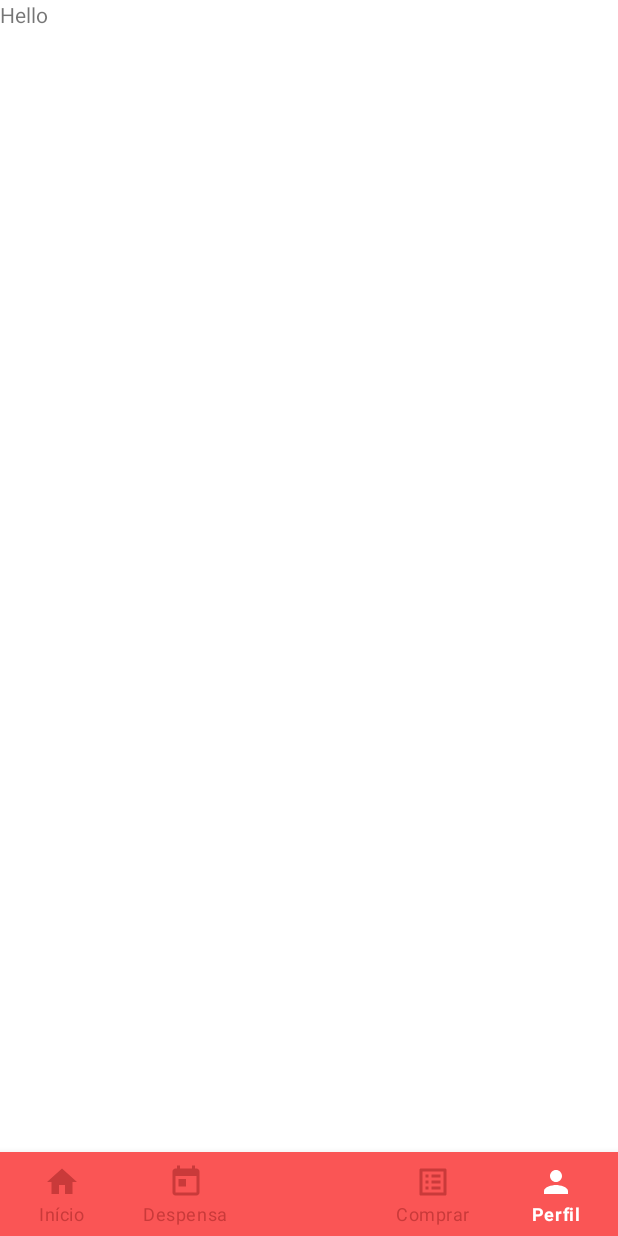
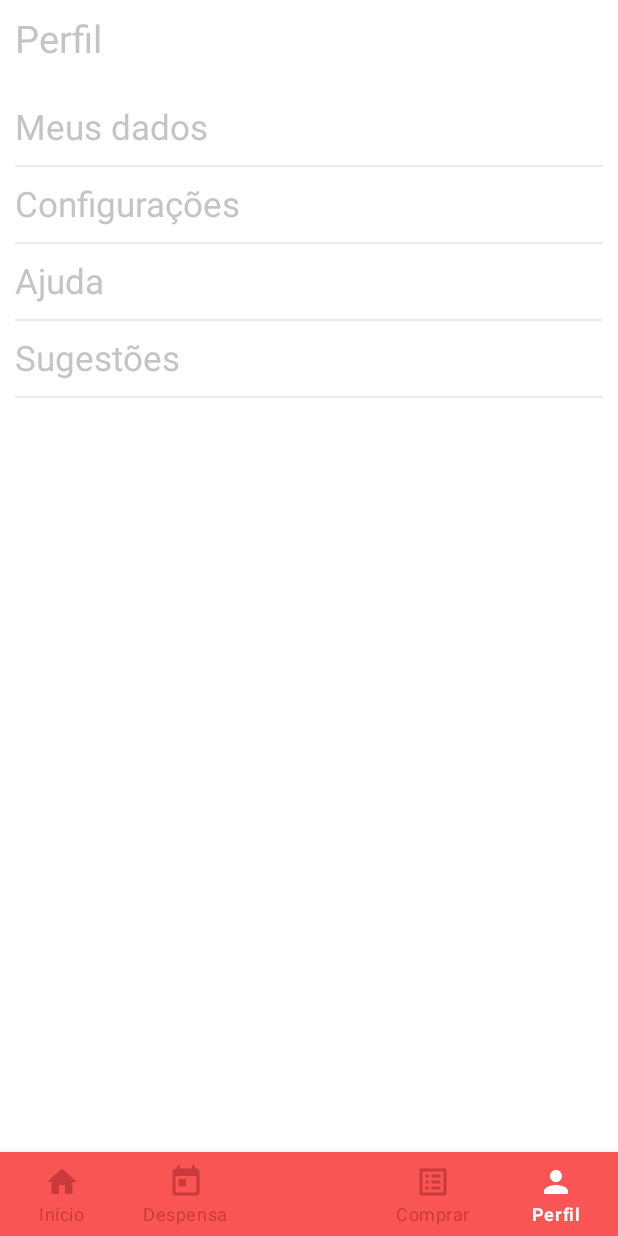
Before and after one commit to emanuelgalvao/Pantry, an Android app: the ProfileFragment screen opened through its navigation route, on a phone screen of 412 x 824 dp. Run offline under Robolectric (Android 15) with nearby library versions, the phone set to English and light mode, and no system bars; our stand-ins replace navigation-ui.

Commit message:
Final construction of layouts

```diff
--- a/app/src/main/res/layout/activity_main.xml
+++ b/app/src/main/res/layout/activity_main.xml
@@ -20,6 +20,8 @@
         app:layout_constraintRight_toRightOf="parent"
         app:menu="@menu/bottom_nav_menu" />
 
+
+
     <fragment
         android:id="@+id/nav_host_fragment_activity_main"
         android:name="androidx.navigation.fragment.NavHostFragment"
--- a/app/src/main/res/layout/fragment_profile.xml
+++ b/app/src/main/res/layout/fragment_profile.xml
@@ -1,13 +1,110 @@
 <?xml version="1.0" encoding="utf-8"?>
-<FrameLayout xmlns:android="http://schemas.android.com/apk/res/android"
+<androidx.constraintlayout.widget.ConstraintLayout xmlns:android="http://schemas.android.com/apk/res/android"
     xmlns:tools="http://schemas.android.com/tools"
     android:layout_width="match_parent"
     android:layout_height="match_parent"
+    xmlns:app="http://schemas.android.com/apk/res-auto"
     tools:context=".ui.fragment.ProfileFragment">
 
     <TextView
-        android:layout_width="match_parent"
-        android:layout_height="match_parent"
-        android:text="Hello" />
+        android:id="@+id/text_hello"
+        android:layout_width="wrap_content"
+        android:layout_height="wrap_content"
+        app:layout_constraintTop_toTopOf="parent"
+        app:layout_constraintLeft_toLeftOf="parent"
+        android:layout_marginStart="10dp"
+        android:layout_marginTop="8dp"
+        android:text="@string/profile"
+        android:textColor="@color/text_gray"
+        android:textSize="25sp"/>
 
-</FrameLayout>
+    <TextView
+        android:id="@+id/text_my_data"
+        android:layout_width="0dp"
+        android:layout_height="wrap_content"
+        app:layout_constraintLeft_toLeftOf="parent"
+        app:layout_constraintRight_toRightOf="parent"
+        app:layout_constraintTop_toBottomOf="@id/text_hello"
+        android:layout_marginTop="16dp"
+        android:paddingHorizontal="10dp"
+        android:paddingVertical="10dp"
+        android:text="@string/my_data"
+        android:textSize="23sp"
+        android:textColor="@color/text_gray" />
+
+    <View
+        android:layout_width="0dp"
+        android:layout_height="1dp"
+        app:layout_constraintLeft_toLeftOf="parent"
+        app:layout_constraintRight_toRightOf="parent"
+        app:layout_constraintTop_toBottomOf="@id/text_my_data"
+        android:layout_marginHorizontal="10dp"
+        android:background="@color/background_gray"/>
+
+    <TextView
+        android:id="@+id/text_configuration"
+        android:layout_width="0dp"
+        android:layout_height="wrap_content"
+        app:layout_constraintLeft_toLeftOf="parent"
+        app:layout_constraintRight_toRightOf="parent"
+        app:layout_constraintTop_toBottomOf="@id/text_my_data"
+        android:paddingHorizontal="10dp"
+        android:paddingVertical="10dp"
+        android:text="@string/configuration"
+        android:textSize="23sp"
+        android:textColor="@color/text_gray" />
+
+    <View
+        android:layout_width="0dp"
+        android:layout_height="1dp"
+        app:layout_constraintLeft_toLeftOf="parent"
+        app:layout_constraintRight_toRightOf="parent"
+        app:layout_constraintTop_toBottomOf="@id/text_configuration"
+        android:layout_marginHorizontal="10dp"
+        android:background="@color/background_gray"/>
+
+    <TextView
+        android:id="@+id/text_help"
+        android:layout_width="0dp"
+        android:layout_height="wrap_content"
+        app:layout_constraintLeft_toLeftOf="parent"
+        app:layout_constraintRight_toRightOf="parent"
+        app:layout_constraintTop_toBottomOf="@id/text_configuration"
+        android:paddingHorizontal="10dp"
+        android:paddingVertical="10dp"
+        android:text="@string/help"
+        android:textSize="23sp"
+        android:textColor="@color/text_gray" />
+
+    <View
+        android:layout_width="0dp"
+        android:layout_height="1dp"
+        app:layout_constraintLeft_toLeftOf="parent"
+        app:layout_constraintRight_toRightOf="parent"
+        app:layout_constraintTop_toBottomOf="@id/text_help"
+        android:layout_marginHorizontal="10dp"
+        android:background="@color/background_gray"/>
+
+    <TextView
+        android:id="@+id/text_sugestion"
+        android:layout_width="0dp"
+        android:layout_height="wrap_content"
+        app:layout_constraintLeft_toLeftOf="parent"
+        app:layout_constraintRight_toRightOf="parent"
+        app:layout_constraintTop_toBottomOf="@id/text_help"
+        android:paddingHorizontal="10dp"
+        android:paddingVertical="10dp"
+        android:text="@string/sugestion"
+        android:textSize="23sp"
+        android:textColor="@color/text_gray" />
+
+    <View
+        android:layout_width="0dp"
+        android:layout_height="1dp"
+        app:layout_constraintLeft_toLeftOf="parent"
+        app:layout_constraintRight_toRightOf="parent"
+        app:layout_constraintTop_toBottomOf="@id/text_sugestion"
+        android:layout_marginHorizontal="10dp"
+        android:background="@color/background_gray" />
+
+</androidx.constraintlayout.widget.ConstraintLayout>
--- a/app/src/main/res/values/colors.xml
+++ b/app/src/main/res/values/colors.xml
@@ -12,6 +12,7 @@
     <color name="background_red">#FA5555</color>
     <color name="background_blue">#4389F3</color>
     <color name="background_white">#FFFFFF</color>
+    <color name="background_gray">#EBEBEB</color>
 
     <!-- TEXT -->
     <color name="text_black">#1a1a1a</color>
--- a/app/src/main/res/values/strings.xml
+++ b/app/src/main/res/values/strings.xml
@@ -18,4 +18,19 @@
     <string name="name_item_default">Nome Item</string>
     <string name="my_pantry">Minha despensa</string>
     <string name="my_shopping_list">Minha lista de compras</string>
+    <string name="my_data">Meus dados</string>
+    <string name="configuration">Configurações</string>
+    <string name="help">Ajuda</string>
+    <string name="sugestion">Sugestões</string>
+    <string name="enter">Entrar</string>
+    <string name="continue_google">Continuar com o Google</string>
+    <string name="continue_facebook">Continuar com o Facebook</string>
+    <string name="continue_email">Continuar com Email e Senha</string>
+    <string name="first_time_here">Primeira vez aqui?</string>
+    <string name="register">Cadastre-se</string>
+    <string name="register_title">Cadastro</string>
+    <string name="name">Nome</string>
+    <string name="email">Email</string>
+    <string name="password">Senha</string>
+    <string name="register_button">Cadastrar</string>
 </resources>
```
Also changed, not shown: app/src/main/AndroidManifest.xml (+8 -3 lines), app/src/main/java/com/emanuelgalvao/pantry/LoginActivity.kt (added, +11 -0 lines), app/src/main/java/com/emanuelgalvao/pantry/RegisterActivity.kt (added, +11 -0 lines), app/src/main/java/com/emanuelgalvao/pantry/SplashActivity.kt (added, +11 -0 lines), app/src/main/res/drawable/ic_email.xml (added, +10 -0 lines), app/src/main/res/drawable/ic_lock.xml (added, +10 -0 lines), app/src/main/res/drawable/shape_rounded_button_blue.xml (added, +7 -0 lines), app/src/main/res/drawable/shape_rounded_button_gray.xml (added, +7 -0 lines), app/src/main/res/drawable/shape_rounded_button_green.xml (added, +7 -0 lines), app/src/main/res/drawable/shape_rounded_button_red.xml (added, +7 -0 lines), app/src/main/res/layout/activity_login.xml (added, +112 -0 lines), app/src/main/res/layout/activity_register.xml (added, +104 -0 lines), app/src/main/res/layout/activity_splash.xml (added, +20 -0 lines), app/src/main/res/drawable/logo_red.png (added), 1 more files.
